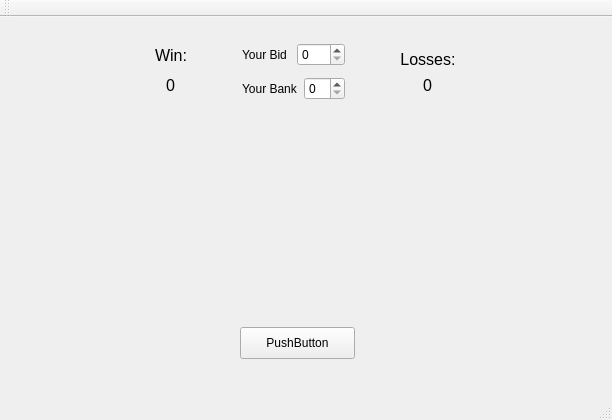
Qt form crapsgui.ui (SNHU-CETA-CSE/crapsnqt-NoahMcKearney) before a commit.
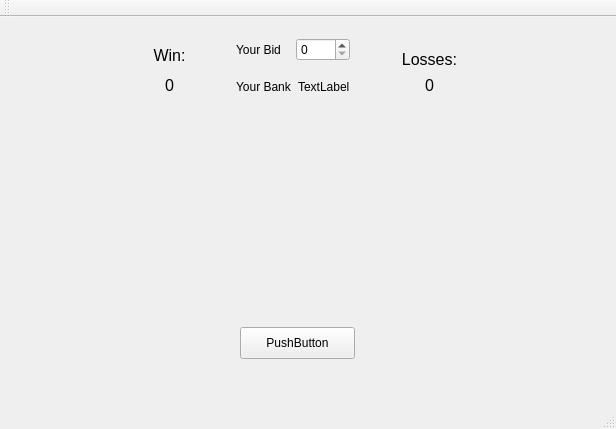
The same form after that commit. Icons and pictures are not drawn.

```diff
--- a/crapsgui.ui
+++ b/crapsgui.ui
@@ -6,8 +6,8 @@
    <rect>
     <x>0</x>
     <y>0</y>
-    <width>612</width>
-    <height>420</height>
+    <width>616</width>
+    <height>429</height>
    </rect>
   </property>
   <property name="windowTitle">
@@ -155,7 +155,11 @@
           </widget>
          </item>
          <item>
-          <widget class="QSpinBox" name="userBid"/>
+          <widget class="QSpinBox" name="userBid">
+           <property name="maximum">
+            <number>1000</number>
+           </property>
+          </widget>
          </item>
         </layout>
        </item>
@@ -167,7 +171,11 @@
         </widget>
        </item>
        <item row="1" column="1">
-        <widget class="QSpinBox" name="currentBankValueUI"/>
+        <widget class="QLabel" name="currentBankValueUI">
+         <property name="text">
+          <string>TextLabel</string>
+         </property>
+        </widget>
        </item>
       </layout>
      </item>
```
Left out of the diff: 8 changed lines with no effect on the pictures.
